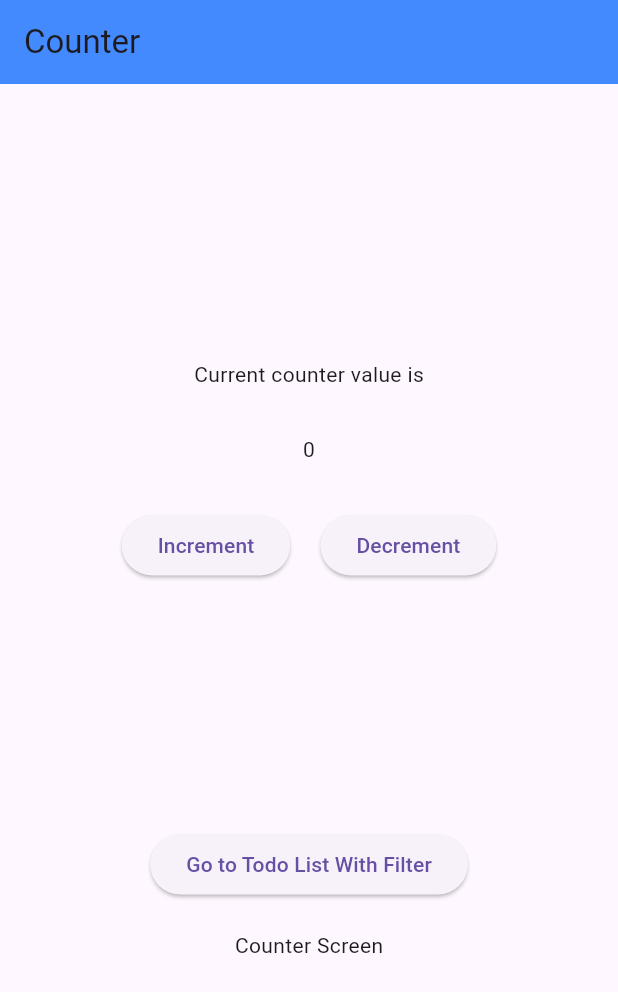
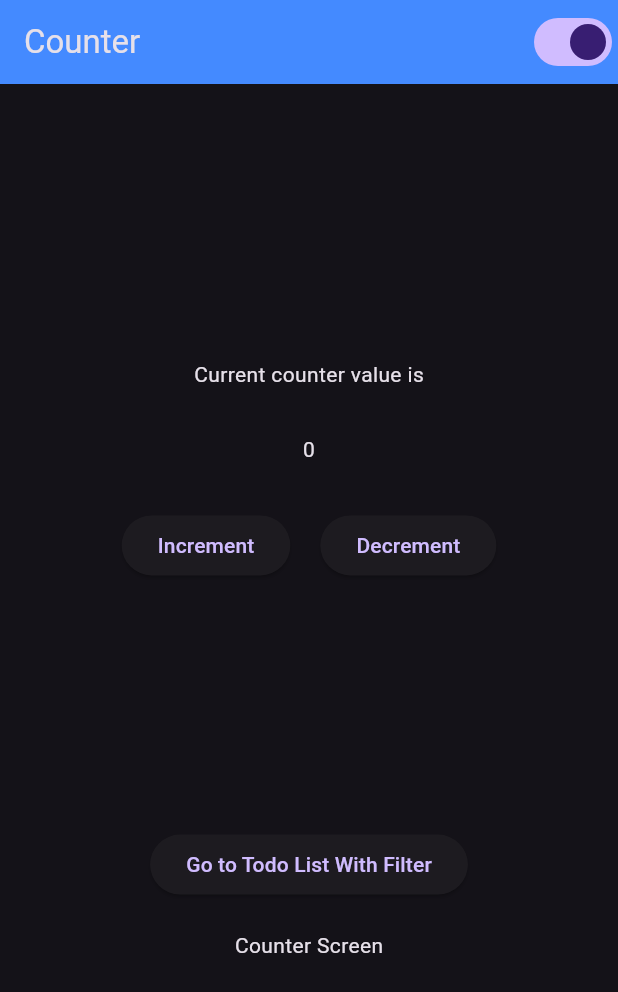
Before and after one commit to anurudha-singh/detailed_hands_on, a Flutter app: the screen it shows after launch, on a phone screen of 412 x 824 dp. Shown: the top 992 px of the screen. Run offline on Flutter 3.47's test engine with Material 3 defaults, Android fonts, the phone set to English and light mode, and no system bars; our stand-ins replace bloc, equatable, flutter_bloc, sqflite; accounts and stored records are empty.

Commit message:
feat: Implement ThemesBloc for theme management and integrate with CounterScreen

```diff
--- /dev/null
+++ b/lib/core/bloc/bloc/themes_bloc.dart
@@ -0,0 +1,14 @@
+// ignore: depend_on_referenced_packages
+import 'package:bloc/bloc.dart';
+import 'package:equatable/equatable.dart';
+
+part 'themes_event.dart';
+part 'themes_state.dart';
+
+class ThemesBloc extends Bloc<ThemesEvent, ThemesState> {
+  ThemesBloc() : super(ThemesState.initial()) {
+    on<ToggleTheme>((event, emit) {
+      emit(state.copyWith(!state.isDark));
+    });
+  }
+}
--- /dev/null
+++ b/lib/core/bloc/bloc/themes_event.dart
@@ -0,0 +1,5 @@
+part of 'themes_bloc.dart';
+
+sealed class ThemesEvent {}
+
+class ToggleTheme extends ThemesEvent {}
--- /dev/null
+++ b/lib/core/bloc/bloc/themes_state.dart
@@ -0,0 +1,15 @@
+part of 'themes_bloc.dart';
+
+class ThemesState extends Equatable {
+  final bool isDark;
+  const ThemesState(this.isDark);
+
+  ThemesState copyWith(bool? isDark) {
+    return ThemesState(isDark ?? this.isDark);
+  }
+
+  const ThemesState.initial() : isDark = true;
+
+  @override
+  List<Object> get props => [isDark];
+}
--- a/lib/features/counter/presentation/screens/counter_screen.dart
+++ b/lib/features/counter/presentation/screens/counter_screen.dart
@@ -1,3 +1,4 @@
+import 'package:detailed_hands_on/core/bloc/bloc/themes_bloc.dart';
 import 'package:detailed_hands_on/features/counter/presentation/bloc/counter_bloc.dart';
 import 'package:detailed_hands_on/features/counter/presentation/bloc/counter_event.dart';
 import 'package:detailed_hands_on/features/counter/presentation/bloc/counter_state.dart';
@@ -20,6 +21,16 @@ class _CounterScreenState extends State<CounterScreen> {
       appBar: AppBar(
         title: const Text('Counter'),
         backgroundColor: Colors.blueAccent,
+        actions: [
+          BlocBuilder<ThemesBloc, ThemesState>(
+            builder: (context, state) => Switch(
+              value: state.isDark,
+              onChanged: (value) {
+                context.read<ThemesBloc>().add(ToggleTheme());
+              },
+            ),
+          ),
+        ],
       ),
       body: Center(
         child: Column(
--- a/lib/main.dart
+++ b/lib/main.dart
@@ -1,3 +1,4 @@
+import 'package:detailed_hands_on/core/bloc/bloc/themes_bloc.dart';
 import 'package:detailed_hands_on/core/utils/routes.dart';
 import 'package:detailed_hands_on/features/counter/presentation/bloc/counter_bloc.dart';
 import 'package:detailed_hands_on/features/todo_with_filter/data/todo_database.dart';
@@ -31,12 +32,18 @@ class MyApp extends StatelessWidget {
         ),
 
         BlocProvider(create: (BuildContext context) => CounterBloc()),
+        BlocProvider(create: (BuildContext context) => ThemesBloc()),
       ],
-      child: MaterialApp(
-        title: 'Detailed Hands On',
-        // initialRoute: '/todo_list_with_filter',
-        debugShowCheckedModeBanner: false,
-        routes: routes,
+      child: BlocBuilder<ThemesBloc, ThemesState>(
+        builder: (context, state) {
+          return MaterialApp(
+            title: 'Detailed Hands On',
+            theme: state.isDark ? ThemeData.dark() : ThemeData.light(),
+            // initialRoute: '/todo_list_with_filter',
+            debugShowCheckedModeBanner: false,
+            routes: routes,
+          );
+        },
       ),
     );
   }
```
